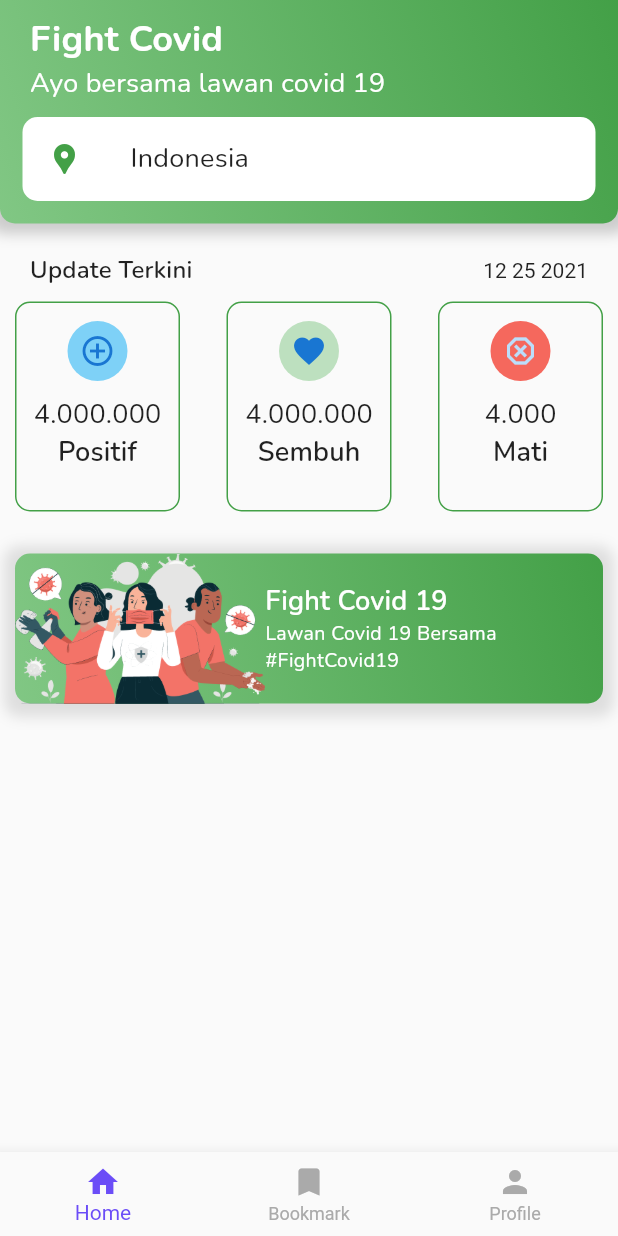
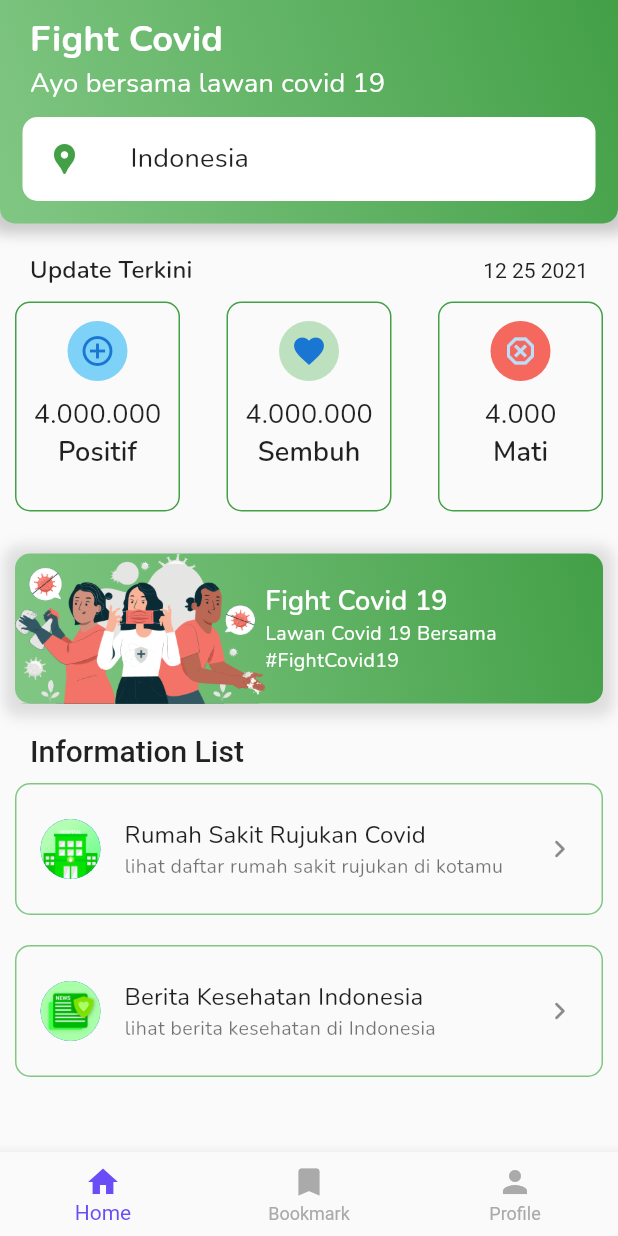
Before and after one commit to yudapratama-del/fight-covid-apps, a Flutter app: the screen it shows after launch, on a phone screen of 412 x 824 dp. Run offline on Flutter 3.47's test engine with Material 2 defaults, Android fonts, the phone set to English and light mode, and no system bars; our stand-ins replace equatable, get_it, google_fonts.

Commit message:
add Information List in Home Page

```diff
--- a/lib/persentation/pages/home_page.dart
+++ b/lib/persentation/pages/home_page.dart
@@ -176,6 +176,47 @@ class HomePage extends StatelessWidget {
       );
     }
 
+    Widget InformationSection(BuildContext context) {
+      Widget InformarionListItem(String text, String subtitle, String image) {
+        return Container(
+          padding: EdgeInsets.symmetric(vertical: 7),
+          margin: EdgeInsets.all(10),
+          decoration: BoxDecoration(
+            borderRadius: BorderRadius.circular(10),
+            border: Border.all(
+              color: kLightGreen,
+              width: 1,
+            ),
+          ),
+          child: InkWell(
+            child: ListTile(
+              leading: CircleAvatar(radius: 20, backgroundImage: AssetImage(image)),
+              trailing: Icon(Icons.keyboard_arrow_right_rounded),
+              title: Text(text, style: kSubtitle,),
+              subtitle: Text(subtitle, style: kBodyText,),
+            ),
+            onTap: () {
+              print("Tapped on container");
+            },
+          ),
+        );
+      }
+
+      return Column(
+        crossAxisAlignment: CrossAxisAlignment.start,
+        children: [
+          Container(margin: EdgeInsets.only(left: 20, top: 10), child: Text("Information List",
+                  style: TextStyle(fontSize: 20, fontWeight: FontWeight.w500),)),
+          InformarionListItem(
+              "Rumah Sakit Rujukan Covid",
+              "lihat daftar rumah sakit rujukan di kotamu",
+              "assets/images/hospital_illustration.png"),
+          InformarionListItem("Berita Kesehatan Indonesia", "lihat berita kesehatan di Indonesia",
+              "assets/images/news_illustration.png"),
+        ],
+      );
+    }
+
   @override
   Widget build(BuildContext context) {
     return Scaffold(
@@ -185,7 +226,7 @@ class HomePage extends StatelessWidget {
             HomePageHeader(context),
             CovidDataSection(context),
             HomePageBanner(context),
-            // InformationSection(context),
+            InformationSection(context),
           ],
         ),
       ),
```
